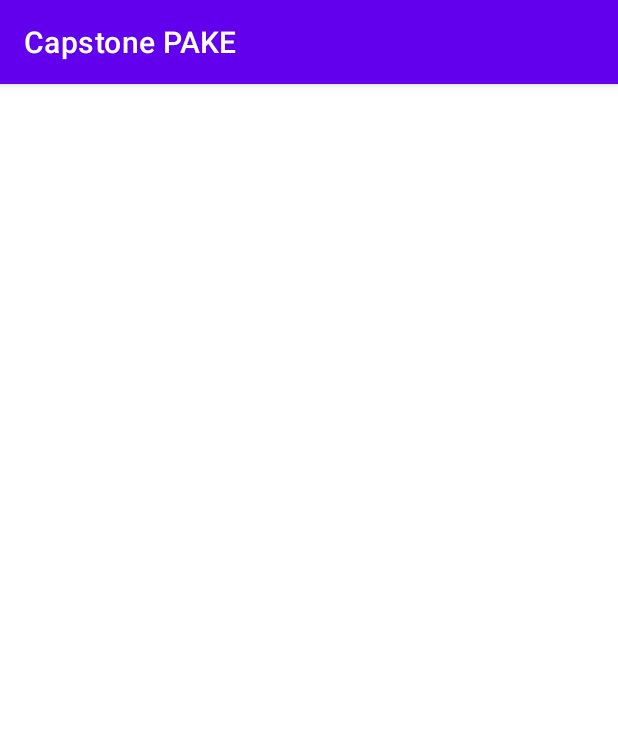
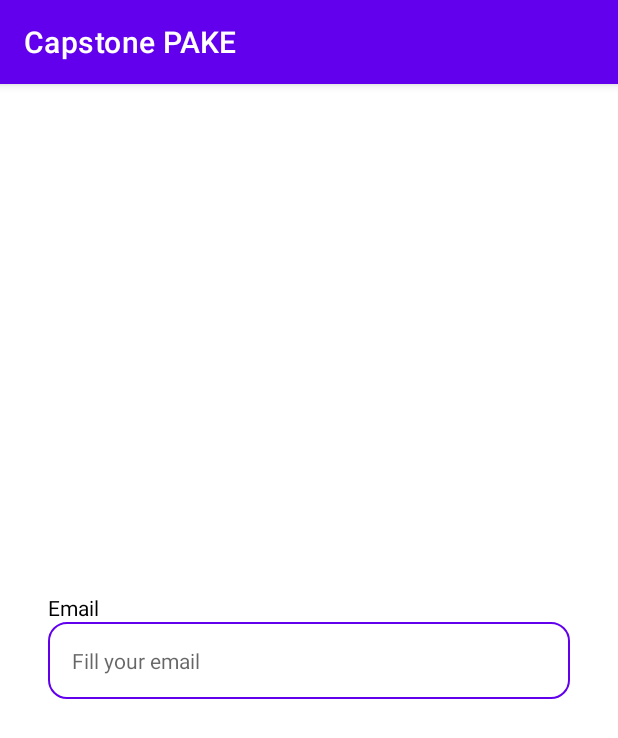
Before and after one commit to aditya-radiant/Capstone-PAKE, an Android app: the AddCarActivity screen opened directly, with no data from a screen before it, on a phone screen of 412 x 824 dp. Shown: the top 738 px of the screen. Run offline under Robolectric (Android 15) with nearby library versions, the phone set to English and light mode, and no system bars.

Commit message:
Custome View

```diff
--- a/app/src/main/res/layout/activity_add_car.xml
+++ b/app/src/main/res/layout/activity_add_car.xml
@@ -6,4 +6,28 @@
     android:layout_height="match_parent"
     tools:context=".ui.addcar.AddCarActivity">
 
+    <TextView
+        android:id="@+id/emailTextView"
+        android:layout_width="wrap_content"
+        android:layout_height="wrap_content"
+        android:layout_marginStart="32dp"
+        android:text="@string/email"
+        android:textColor="@color/black"
+        app:layout_constraintBottom_toTopOf="@+id/emailEditText"
+        app:layout_constraintStart_toStartOf="parent" />
+
+    <com.dicoding.picodiploma.submission_story_app.ui.customview.NameEditText
+        android:id="@+id/emailEditText"
+        style="@style/Widget.MaterialComponents.TextInputLayout.OutlinedBox"
+        android:layout_width="0dp"
+        android:layout_height="wrap_content"
+        android:layout_marginStart="32dp"
+        android:layout_marginEnd="32dp"
+        android:hint="@string/fill_email"
+        app:layout_constraintBottom_toBottomOf="parent"
+        app:layout_constraintEnd_toEndOf="parent"
+        app:layout_constraintStart_toStartOf="parent"
+        app:layout_constraintTop_toTopOf="parent"
+        app:startIconDrawable="@drawable/ic_email" />
+
 </androidx.constraintlayout.widget.ConstraintLayout>
```
